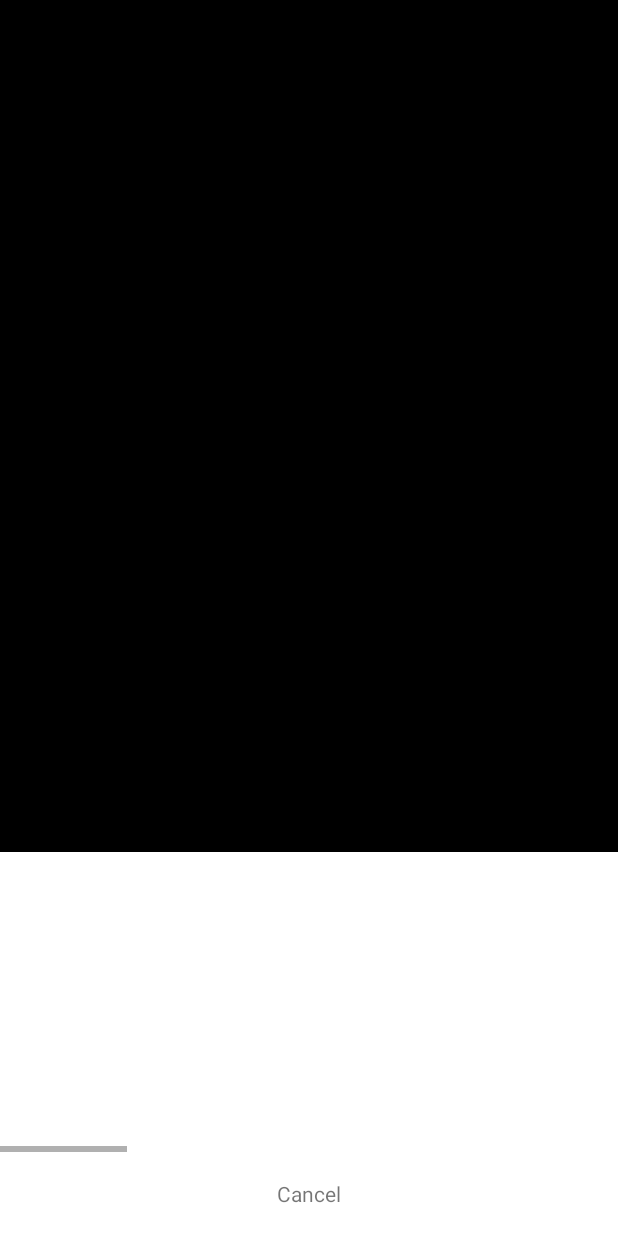
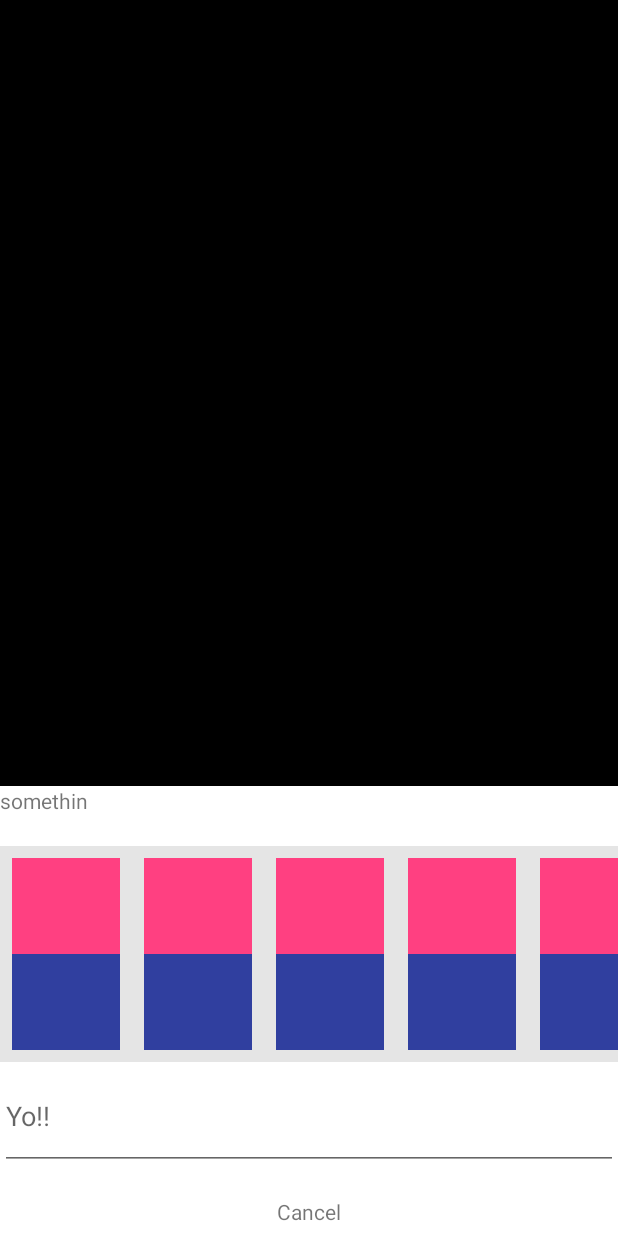
Before and after one commit to mikemilla/copyshare, an Android app: the ShareActivity screen opened directly, with no data from a screen before it, on a phone screen of 412 x 824 dp. Run offline under Robolectric (Android 15) with nearby library versions, the phone set to English and light mode, and no system bars.

Commit message:
Bottom Sheet Testing - Breaks Keyboard Resizing

```diff
--- /dev/null
+++ b/app/src/main/java/com/mikemilla/copyshare/RecyclerAdapter.java
@@ -0,0 +1,42 @@
+package com.mikemilla.copyshare;
+
+import android.support.v7.widget.RecyclerView;
+import android.view.LayoutInflater;
+import android.view.View;
+import android.view.ViewGroup;
+
+public class RecyclerAdapter extends RecyclerView.Adapter {
+
+    public RecyclerAdapter() {
+        super();
+    }
+
+    public class ViewHolder extends RecyclerView.ViewHolder {
+
+        public ViewHolder(View itemView) {
+            super(itemView);
+        }
+    }
+
+    @Override
+    public RecyclerView.ViewHolder onCreateViewHolder(ViewGroup parent, int i) {
+        View view = LayoutInflater.from(parent.getContext()).inflate(R.layout.recycler_item, parent, false);
+        return new ViewHolder(view);
+    }
+
+    @Override
+    public void onBindViewHolder(RecyclerView.ViewHolder viewHolder, int i) {
+
+        final ViewHolder item = (ViewHolder) viewHolder;
+
+        if (i == 0) {
+
+        }
+    }
+
+    @Override
+    public int getItemCount() {
+        return 30;
+    }
+
+}
--- a/app/src/main/java/com/mikemilla/copyshare/ShareActivity.java
+++ b/app/src/main/java/com/mikemilla/copyshare/ShareActivity.java
@@ -1,13 +1,16 @@
 package com.mikemilla.copyshare;
 
-import android.os.Build;
 import android.os.Bundle;
-import android.os.Handler;
+import android.support.annotation.NonNull;
+import android.support.design.widget.BottomSheetBehavior;
+import android.support.design.widget.CoordinatorLayout;
 import android.support.v7.app.AppCompatActivity;
+import android.support.v7.widget.LinearLayoutManager;
+import android.support.v7.widget.RecyclerView;
 import android.view.View;
-import android.view.WindowManager;
 import android.view.animation.Animation;
 import android.view.animation.AnimationUtils;
+import android.widget.FrameLayout;
 import android.widget.LinearLayout;
 import android.widget.TextView;
 
@@ -16,6 +19,7 @@ public class ShareActivity extends AppCompatActivity {
     private Animation slideUp, slideDown, fadeIn, fadeOut;
     private LinearLayout mShareSheet;
     private View mBackgroundView;
+    private BottomSheetBehavior<FrameLayout> mBottomSheetBehavior;
 
     @Override
     protected void onCreate(Bundle savedInstanceState) {
@@ -25,104 +29,77 @@ public class ShareActivity extends AppCompatActivity {
         // Load the animations
         createAnimations();
 
-        // Check if the version of Android is Lollipop or higher
-        if (Build.VERSION.SDK_INT >= 21) {
-            getWindow().setFlags(WindowManager.LayoutParams.FLAG_TRANSLUCENT_STATUS,
-                    WindowManager.LayoutParams.FLAG_TRANSLUCENT_STATUS);
+        final View background = findViewById(R.id.background);
+        final CoordinatorLayout mCoordinatorLayout = (CoordinatorLayout) findViewById(R.id.coordinator_layout);
+
+        assert mCoordinatorLayout != null;
+        FrameLayout mBottomSheet = (FrameLayout) mCoordinatorLayout.findViewById(R.id.bottom_sheet);
+
+        // Listens to bottom sheet changes
+        mBottomSheetBehavior = BottomSheetBehavior.from(mBottomSheet);
+        mBottomSheetBehavior.setBottomSheetCallback(new BottomSheetBehavior.BottomSheetCallback() {
+            @Override
+            public void onStateChanged(@NonNull View bottomSheet, int newState) {
+
+                // Finishes activity when hidden
+                if (newState == BottomSheetBehavior.STATE_HIDDEN) {
+                    finish();
+                }
             }
 
-        mBackgroundView = findViewById(R.id.background_view);
-        if (mBackgroundView != null) {
-            mBackgroundView.startAnimation(fadeIn);
-            mBackgroundView.setOnClickListener(new View.OnClickListener() {
+            @Override
+            public void onSlide(@NonNull View bottomSheet, float slideOffset) {
+
+                // Animates the background on slide
+                if (background != null) {
+                    background.setAlpha(1 + slideOffset);
+                }
+            }
+        });
+
+        // Closes sheet on background click
+        assert background != null;
+        background.setOnClickListener(new View.OnClickListener() {
             @Override
             public void onClick(View v) {
-                    mBackgroundView.startAnimation(fadeOut);
+                mBottomSheetBehavior.setState(BottomSheetBehavior.STATE_HIDDEN);
             }
         });
+
+        mBottomSheet.setAnimation(slideUp);
+        background.setAnimation(fadeIn);
+
+        LinearLayoutManager mLayoutManager = new LinearLayoutManager(this, LinearLayoutManager.HORIZONTAL, false);
+        RecyclerView mRecyclerView = (RecyclerView) findViewById(R.id.recycler_view);
+        RecyclerAdapter adapter = new RecyclerAdapter();
+        if (mRecyclerView != null) {
+            mRecyclerView.setAdapter(adapter);
+            mRecyclerView.setLayoutManager(mLayoutManager);
         }
-
-        mShareSheet = (LinearLayout) findViewById(R.id.share_sheet);
 
         TextView mActionButton = (TextView) findViewById(R.id.action_button);
         if (mActionButton != null) {
             mActionButton.setOnClickListener(new View.OnClickListener() {
                 @Override
                 public void onClick(View v) {
-                    new Handler().postDelayed(new Runnable() {
-                        @Override
-                        public void run() {
-                            mBackgroundView.startAnimation(fadeOut);
-                        }
-                    }, 200);
+                    mBottomSheetBehavior.setState(BottomSheetBehavior.STATE_HIDDEN);
                 }
             });
         }
+
     }
-
 
     private void createAnimations() {
         slideUp = AnimationUtils.loadAnimation(this, R.anim.slide_up);
         slideDown = AnimationUtils.loadAnimation(this, R.anim.slide_down);
         fadeIn = AnimationUtils.loadAnimation(this, R.anim.fade_in);
         fadeOut = AnimationUtils.loadAnimation(this, R.anim.fade_out);
-
-        slideDown.setAnimationListener(new Animation.AnimationListener() {
-            @Override
-            public void onAnimationStart(Animation animation) {
-
-            }
-
-            @Override
-            public void onAnimationEnd(Animation animation) {
-                mShareSheet.setVisibility(View.GONE);
-            }
-
-            @Override
-            public void onAnimationRepeat(Animation animation) {
-
-            }
-        });
-
-        // Listeners
-        fadeIn.setAnimationListener(new Animation.AnimationListener() {
-            @Override
-            public void onAnimationStart(Animation animation) {
-                mShareSheet.startAnimation(slideUp);
-            }
-
-            @Override
-            public void onAnimationEnd(Animation animation) {
-
-            }
-
-            @Override
-            public void onAnimationRepeat(Animation animation) {
-
-            }
-        });
-
-        fadeOut.setAnimationListener(new Animation.AnimationListener() {
-            @Override
-            public void onAnimationStart(Animation animation) {
-                mShareSheet.startAnimation(slideDown);
-            }
-
-            @Override
-            public void onAnimationEnd(Animation animation) {
-                finish();
-            }
-
-            @Override
-            public void onAnimationRepeat(Animation animation) {
-
-            }
-        });
     }
 
     @Override
     public void onBackPressed() {
-        mBackgroundView.startAnimation(fadeOut);
+        mBottomSheetBehavior.setState(BottomSheetBehavior.STATE_HIDDEN);
+        //mBackgroundView.startAnimation(fadeOut);
     }
 
     public void onPause() {
--- a/app/src/main/res/layout/activity_share.xml
+++ b/app/src/main/res/layout/activity_share.xml
@@ -1,48 +1,46 @@
 <?xml version="1.0" encoding="utf-8"?>
-<RelativeLayout xmlns:android="http://schemas.android.com/apk/res/android"
+<android.support.design.widget.CoordinatorLayout xmlns:android="http://schemas.android.com/apk/res/android"
+    xmlns:app="http://schemas.android.com/apk/res-auto"
+    android:id="@+id/coordinator_layout"
     android:layout_width="match_parent"
     android:layout_height="match_parent">
 
     <View
-        android:id="@+id/background_view"
+        android:id="@+id/background"
         android:layout_width="match_parent"
         android:layout_height="match_parent"
         android:background="@color/colorBackground" />
 
-    <LinearLayout
-        android:id="@+id/share_sheet"
+    <FrameLayout
+        android:id="@+id/bottom_sheet"
         android:layout_width="match_parent"
         android:layout_height="wrap_content"
-        android:layout_alignParentBottom="true"
-        android:orientation="vertical">
-
-        <View
-            android:layout_width="match_parent"
-            android:layout_height="@dimen/shadow_height"
-            android:background="@drawable/shadow" />
+        android:background="@color/colorWhite"
+        app:behavior_hideable="true"
+        app:behavior_peekHeight="300dp"
+        app:layout_behavior="android.support.design.widget.BottomSheetBehavior">
 
         <LinearLayout
             android:layout_width="match_parent"
             android:layout_height="wrap_content"
-            android:background="@color/colorWhite"
             android:orientation="vertical">
 
-            <HorizontalScrollView
+            <TextView
                 android:layout_width="match_parent"
-                android:layout_height="200dp">
+                android:layout_height="40dp"
+                android:background="@color/colorWhite"
+                android:text="somethin" />
 
-                <LinearLayout
-                    android:layout_width="wrap_content"
-                    android:layout_height="wrap_content"
-                    android:orientation="horizontal">
+            <android.support.v7.widget.RecyclerView
+                android:id="@+id/recycler_view"
+                android:layout_width="match_parent"
+                android:layout_height="144dp"
+                android:background="@color/colorRipple" />
 
-                    <View
-                        android:layout_width="2000dp"
-                        android:layout_height="match_parent" />
-
-                </LinearLayout>
-
-            </HorizontalScrollView>
+            <EditText
+                android:layout_width="match_parent"
+                android:layout_height="@dimen/seventy_two"
+                android:hint="Yo!!" />
 
             <TextView
                 android:id="@+id/action_button"
@@ -54,6 +52,57 @@
 
         </LinearLayout>
 
+    </FrameLayout>
+
+    <!--
+
+    <View
+        android:id="@+id/background_view"
+        android:layout_width="match_parent"
+        android:layout_height="match_parent"
+        android:background="@color/colorBackground" />
+
+    <View
+        android:layout_width="match_parent"
+        android:layout_height="@dimen/shadow_height"
+        android:layout_above="@+id/share_sheet"
+        android:background="@drawable/shadow" />
+
+    <LinearLayout
+        android:id="@+id/share_sheet"
+        android:layout_width="match_parent"
+        android:layout_height="wrap_content"
+        android:layout_alignParentBottom="true"
+        android:background="@color/colorWhite"
+        android:orientation="vertical">
+
+        <TextView
+            android:layout_width="match_parent"
+            android:layout_height="40dp"
+            android:background="@color/colorWhite"
+            android:text="somethin" />
+
+        <android.support.v7.widget.RecyclerView
+            android:id="@+id/recycler_view"
+            android:layout_width="match_parent"
+            android:layout_height="144dp"
+            android:background="@color/colorRipple" />
+
+        <EditText
+            android:hint="Yo!!"
+            android:layout_width="match_parent"
+            android:layout_height="@dimen/seventy_two" />
+
+        <TextView
+            android:id="@+id/action_button"
+            android:layout_width="match_parent"
+            android:layout_height="56dp"
+            android:background="?attr/selectableItemBackground"
+            android:gravity="center"
+            android:text="Cancel" />
+
     </LinearLayout>
 
-</RelativeLayout>
+    -->
+
+</android.support.design.widget.CoordinatorLayout>
--- /dev/null
+++ b/app/src/main/res/layout/recycler_item.xml
@@ -0,0 +1,35 @@
+<?xml version="1.0" encoding="utf-8"?>
+<LinearLayout xmlns:android="http://schemas.android.com/apk/res/android"
+    android:layout_width="@dimen/seventy_two"
+    android:layout_height="match_parent"
+    android:background="@color/colorRipple"
+    android:orientation="vertical"
+
+    android:layout_margin="8dp"
+    >
+
+    <RelativeLayout
+        android:layout_width="match_parent"
+        android:layout_height="0dp"
+        android:layout_weight="1">
+
+        <RelativeLayout
+            android:layout_width="@dimen/seventy_two"
+            android:layout_height="@dimen/seventy_two"
+            android:layout_centerInParent="true"
+            android:background="@color/colorAccent">
+
+        </RelativeLayout>
+
+
+    </RelativeLayout>
+
+    <RelativeLayout
+        android:layout_width="match_parent"
+        android:layout_height="0dp"
+        android:layout_weight="1"
+        android:background="@color/colorPrimaryDark">
+
+    </RelativeLayout>
+
+</LinearLayout>
--- a/app/src/main/res/values-v21/styles.xml
+++ b/app/src/main/res/values-v21/styles.xml
@@ -1,8 +1,10 @@
-<resources>>
+<?xml version="1.0" encoding="utf-8"?>
+<resources>
     <style name="AppTheme.NoActionBar">
         <item name="windowActionBar">false</item>
         <item name="windowNoTitle">true</item>
         <item name="android:windowDrawsSystemBarBackgrounds">true</item>
         <item name="android:statusBarColor">@android:color/transparent</item>
+        <item name="android:windowTranslucentStatus">true</item>
     </style>
 </resources>
--- a/app/src/main/res/values/dimens.xml
+++ b/app/src/main/res/values/dimens.xml
@@ -4,4 +4,6 @@
     <dimen name="activity_vertical_margin">16dp</dimen>
     <dimen name="fab_margin">16dp</dimen>
     <dimen name="shadow_height">2dp</dimen>
+    <dimen name="seventy_two">72dp</dimen>
+    <dimen name="fifty_six">56dp</dimen>
 </resources>
```
Lines whose indentation alone changed are shown as unchanged.
